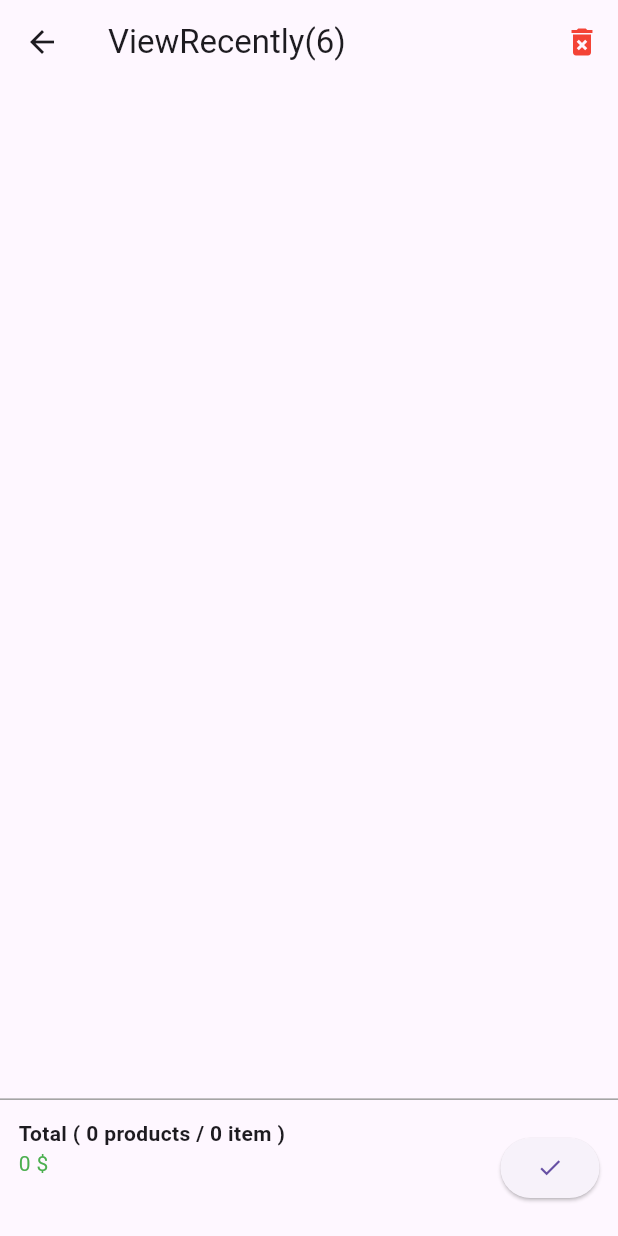
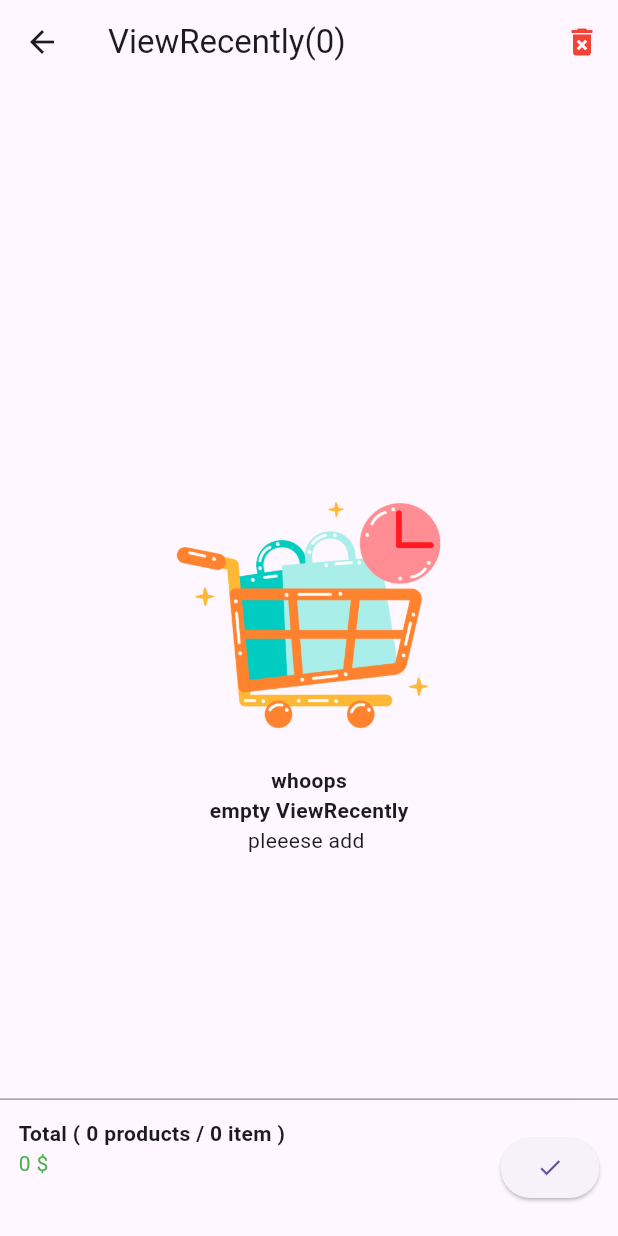
Before and after one commit to HussienAboSoker/shop_smart_users, a Flutter app: the PersonScreenPage screen opened directly, after a tap on "viewed recentaly", on a phone screen of 412 x 824 dp. Run offline on Flutter 3.47's test engine with Material 3 defaults, Android fonts, the phone set to English and light mode, and no system bars; our stand-ins replace card_swiper, fancy_shimmer_image, image_picker, ionicons, shared_preferences; missing offline and left inert: dynamic_height_grid_view; accounts and stored records are empty.

Commit message:
change in view_recently

```diff
--- a/lib/main.dart
+++ b/lib/main.dart
@@ -5,6 +5,7 @@ import 'package:shop_smart_users/constants/appthem.dart';
 import 'package:shop_smart_users/providers/cart_provider.dart';
 import 'package:shop_smart_users/providers/product_provider.dart';
 import 'package:shop_smart_users/providers/themeprovider.dart';
+import 'package:shop_smart_users/providers/view_recntly_provider.dart';
 import 'package:shop_smart_users/providers/wishlist_provider.dart';
 import 'package:shop_smart_users/screens/auth/forgot_password_screen.dart';
 import 'package:shop_smart_users/screens/auth/sin_up_screen.dart';
@@ -41,6 +42,9 @@ class MyApp extends StatelessWidget {
         ChangeNotifierProvider(create: (_) {
           return WishlistProvider();
         }),
+         ChangeNotifierProvider(create: (_) {
+          return ViewRecntlyprovider();
+        }),
       ],
       child: Consumer<ThemeProvider>(builder: (context, themeProvider, child) {
         return MaterialApp(
--- /dev/null
+++ b/lib/models/view_recently.dart
@@ -0,0 +1,6 @@
+
+class ViewRecentlyModel {
+  String viewrecnetlyId,productId;
+  ViewRecentlyModel({required this.productId,required this.viewrecnetlyId});
+
+}
--- /dev/null
+++ b/lib/providers/view_recntly_provider.dart
@@ -0,0 +1,23 @@
+import 'package:flutter/material.dart';
+import 'package:shop_smart_users/models/view_recently.dart';
+import 'package:uuid/uuid.dart';
+
+class ViewRecntlyprovider with ChangeNotifier {
+  final Map<String, ViewRecentlyModel> _viewRecentlyMap = {};
+ Map<String, ViewRecentlyModel> get getviewrecnetly {
+  return _viewRecentlyMap;
+ }
+
+  addToViewRecently({required productId}) {
+    _viewRecentlyMap.putIfAbsent(
+      productId,() =>
+      ViewRecentlyModel(productId: productId, viewrecnetlyId: const Uuid().v4()),
+
+    );
+    notifyListeners();
+  }
+
+
+
+
+}
--- a/lib/screens/inner_screens/view_recently.dart
+++ b/lib/screens/inner_screens/view_recently.dart
@@ -1,7 +1,9 @@
 import 'package:dynamic_height_grid_view/dynamic_height_grid_view.dart';
 import 'package:flutter/material.dart';
+import 'package:provider/provider.dart';
 
 import 'package:shop_smart_users/constants/imagepath.dart';
+import 'package:shop_smart_users/providers/view_recntly_provider.dart';
 import 'package:shop_smart_users/screens/cart/butttom_checkout.dart';
 
 import 'package:shop_smart_users/widget/empty_screen.dart';
@@ -9,10 +11,15 @@ import 'package:shop_smart_users/widget/product/custom_product.dart';
 
 class ViewRecently extends StatelessWidget {
   const ViewRecently({super.key});
-  final isemptycart = false;
+
   static const nameSrceen = '/ViewRecently';
   @override
   Widget build(BuildContext context) {
+    final viewRecrntlyProvider = Provider.of<ViewRecntlyprovider>(context);
+
+
+
+
     return Scaffold(
       bottomSheet: const ButtomCheckout(),
       appBar: AppBar(
@@ -26,10 +33,10 @@ class ViewRecently extends StatelessWidget {
               ))
         ],
         backgroundColor: Theme.of(context).scaffoldBackgroundColor,
-        title: const Text('ViewRecently(6)'),
+        title:  Text('ViewRecently(${viewRecrntlyProvider.getviewrecnetly.length})'),
         //   leading: Image.asset(ImagePath.shopingCart),
       ),
-      body: isemptycart
+      body: viewRecrntlyProvider.getviewrecnetly.isEmpty
           ? Center(
               child: EmptySceen(
                   title: "empty ViewRecently",
@@ -38,17 +45,17 @@ class ViewRecently extends StatelessWidget {
             )
           : Expanded(
               child: Padding(
-                padding: const EdgeInsets.all(8.0),
+                padding:  const EdgeInsets.all(8.0),
                 child: DynamicHeightGridView(
                   builder: (context, index) {
-                    return const Padding(
-                      padding: EdgeInsets.all(8.0),
+                    return  Padding(
+                      padding:  const EdgeInsets.all(8.0),
                       child: CustomProduct(
-                       productId: "",
+                       productId:viewRecrntlyProvider.getviewrecnetly.values.toList()[index].productId,
                       ),
                     );
                   },
-                  itemCount: 90,
+                  itemCount:viewRecrntlyProvider.getviewrecnetly.length,
                   crossAxisCount: 2,
                 ),
               ),
--- a/lib/screens/person/personscreen.dart
+++ b/lib/screens/person/personscreen.dart
@@ -1,7 +1,6 @@
 import 'package:flutter/material.dart';
 import 'package:provider/provider.dart';
 import 'package:shop_smart_users/constants/imagepath.dart';
-import 'package:shop_smart_users/providers/product_provider.dart';
 import 'package:shop_smart_users/providers/themeprovider.dart';
 
 import 'package:shop_smart_users/screens/inner_screens/view_recently.dart';
@@ -18,7 +17,6 @@ class PersonScreenPage extends StatelessWidget {
   @override
   Widget build(BuildContext context) {
     final themeProvider = Provider.of<ThemeProvider>(context);
-
 
     return Scaffold(
       body: Padding(
@@ -47,9 +45,10 @@ class PersonScreenPage extends StatelessWidget {
               //WishList
               CustomListTitle(
                 function: () {
-                  Navigator.pushNamed(context, WishList.nameSrceen,
+                  Navigator.pushNamed(
+                    context,
+                    WishList.nameSrceen,
                   );
-
                 },
                 imagePath: ImagePath.wishlist,
                 title: 'wishlist',
@@ -82,19 +81,11 @@ class PersonScreenPage extends StatelessWidget {
                 },
                 value: themeProvider.getIsdarkTheme,
               ),
-              CustomListTitle(
-                function: () {},
-                imagePath: ImagePath.address,
-                title: 'viewed recentaly',
-              ),
+
               //address
-              CustomListTitle(
-                function: () {},
-                imagePath: ImagePath.address,
-                title: 'Address',
-              ),
+
               const SizedBox(
-                height: 20,
+                height: 120,
               ),
               Center(
                 child: ElevatedButton.icon(
--- a/lib/widget/product/cutom_latest_product.dart
+++ b/lib/widget/product/cutom_latest_product.dart
@@ -4,6 +4,7 @@ import 'package:provider/provider.dart';
 import 'package:shop_smart_users/models/product_model.dart';
 import 'package:shop_smart_users/providers/cart_provider.dart';
 import 'package:shop_smart_users/providers/product_provider.dart';
+import 'package:shop_smart_users/providers/view_recntly_provider.dart';
 import 'package:shop_smart_users/providers/wishlist_provider.dart';
 import 'package:shop_smart_users/screens/inner_screens/product_details.dart';
 
@@ -19,6 +20,8 @@ class CutomLatestProduct extends StatelessWidget {
         productProvider.productById(productId: productModel.productId);
     final cartprovider = Provider.of<CartProvider>(context);
     final wishlistProvider = Provider.of<WishlistProvider>(context);
+    //viewrecntly
+    final viewRecentlyProvider=Provider.of<ViewRecntlyprovider>(context);
 
     //return  currantproduct==null?const SizedBox.shrink():
 
@@ -26,6 +29,7 @@ class CutomLatestProduct extends StatelessWidget {
         ? const SizedBox.shrink()
         : GestureDetector(
             onTap: () {
+             viewRecentlyProvider.addToViewRecently(productId: currantproduct.productId);
               Navigator.pushNamed(
                 context,
                 ProductDetails.nameSrceen,
```
Lines whose indentation alone changed are shown as unchanged.
